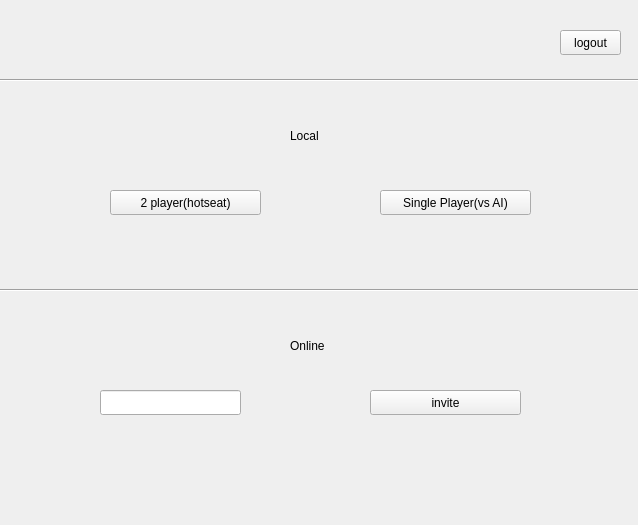
Above: FrontEnd/menu.ui from helauren42/Chess_online before the change. Below: the same form after it.
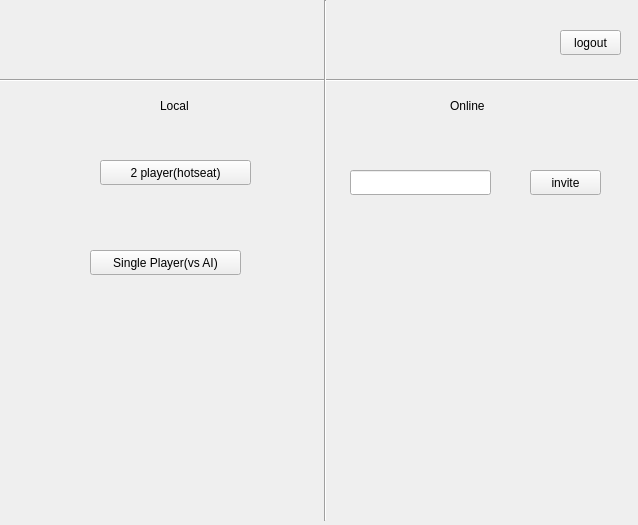
That is the form after the change.

```diff
--- a/FrontEnd/menu.ui
+++ b/FrontEnd/menu.ui
@@ -16,8 +16,8 @@
   <widget class="QPushButton" name="AI">
    <property name="geometry">
     <rect>
-     <x>380</x>
-     <y>190</y>
+     <x>90</x>
+     <y>250</y>
      <width>151</width>
      <height>25</height>
     </rect>
@@ -29,8 +29,8 @@
   <widget class="QLabel" name="Llocal">
    <property name="geometry">
     <rect>
-     <x>290</x>
-     <y>120</y>
+     <x>160</x>
+     <y>90</y>
      <width>41</width>
      <height>31</height>
     </rect>
@@ -42,8 +42,8 @@
   <widget class="QLabel" name="Lonline">
    <property name="geometry">
     <rect>
-     <x>290</x>
-     <y>330</y>
+     <x>450</x>
+     <y>90</y>
      <width>71</width>
      <height>31</height>
     </rect>
@@ -55,9 +55,9 @@
   <widget class="QPushButton" name="pushButton_3">
    <property name="geometry">
     <rect>
-     <x>370</x>
-     <y>390</y>
-     <width>151</width>
+     <x>530</x>
+     <y>170</y>
+     <width>71</width>
      <height>25</height>
     </rect>
    </property>
@@ -68,8 +68,8 @@
   <widget class="QLineEdit" name="lineEdit">
    <property name="geometry">
     <rect>
-     <x>100</x>
-     <y>390</y>
+     <x>350</x>
+     <y>170</y>
      <width>141</width>
      <height>25</height>
     </rect>
@@ -88,24 +88,11 @@
     <enum>Qt::Orientation::Horizontal</enum>
    </property>
   </widget>
-  <widget class="Line" name="line_2">
-   <property name="geometry">
-    <rect>
-     <x>0</x>
-     <y>280</y>
-     <width>641</width>
-     <height>20</height>
-    </rect>
-   </property>
-   <property name="orientation">
-    <enum>Qt::Orientation::Horizontal</enum>
-   </property>
-  </widget>
   <widget class="QPushButton" name="hotseat">
    <property name="geometry">
     <rect>
-     <x>110</x>
-     <y>190</y>
+     <x>100</x>
+     <y>160</y>
      <width>151</width>
      <height>25</height>
     </rect>
@@ -127,6 +114,32 @@
     <string>logout</string>
    </property>
   </widget>
+  <widget class="Line" name="line_2">
+   <property name="geometry">
+    <rect>
+     <x>290</x>
+     <y>0</y>
+     <width>71</width>
+     <height>521</height>
+    </rect>
+   </property>
+   <property name="orientation">
+    <enum>Qt::Orientation::Vertical</enum>
+   </property>
+  </widget>
+  <widget class="QLabel" name="onlinePlayersList">
+   <property name="geometry">
+    <rect>
+     <x>360</x>
+     <y>230</y>
+     <width>231</width>
+     <height>231</height>
+    </rect>
+   </property>
+   <property name="text">
+    <string/>
+   </property>
+  </widget>
  </widget>
  <resources/>
  <connections/>
```
Left out of the diff: 4 changed lines with no effect on the pictures.
